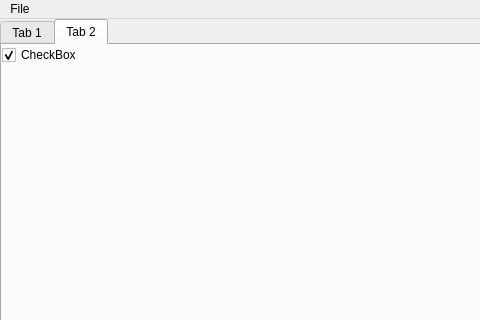
EarthXpert/EarthXpert.ai, file python/app/gui/exgui.ui: the form before one commit; both pictures show x 0 to 480 and y 0 to 320 of the 1011 by 663 pixel window.
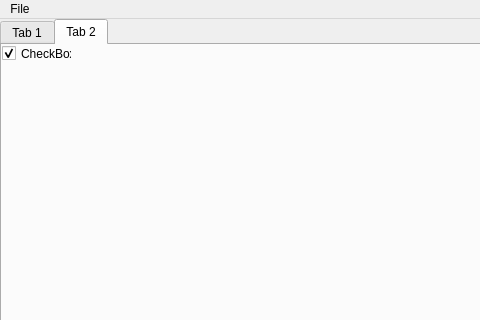
The form after the commit. The open tabs and pages were chosen to show the change.

What changed in the file:
```diff
--- a/python/app/gui/exgui.ui
+++ b/python/app/gui/exgui.ui
@@ -79,6 +79,14 @@
       <string>Tab 2</string>
      </attribute>
      <widget class="QCheckBox" name="checkBox">
+      <property name="geometry">
+       <rect>
+        <x>0</x>
+        <y>0</y>
+        <width>70</width>
+        <height>17</height>
+       </rect>
+      </property>
       <property name="text">
        <string>CheckBox</string>
       </property>
```
Left out of the diff: 2 changed lines with no effect on the pictures.
